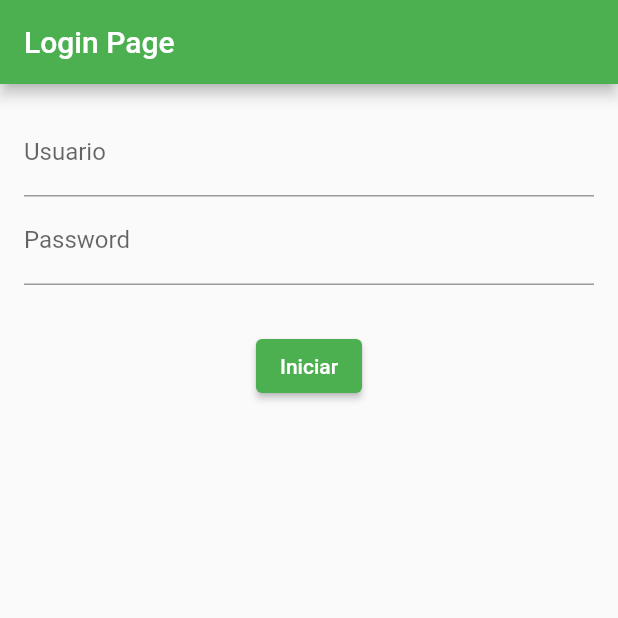
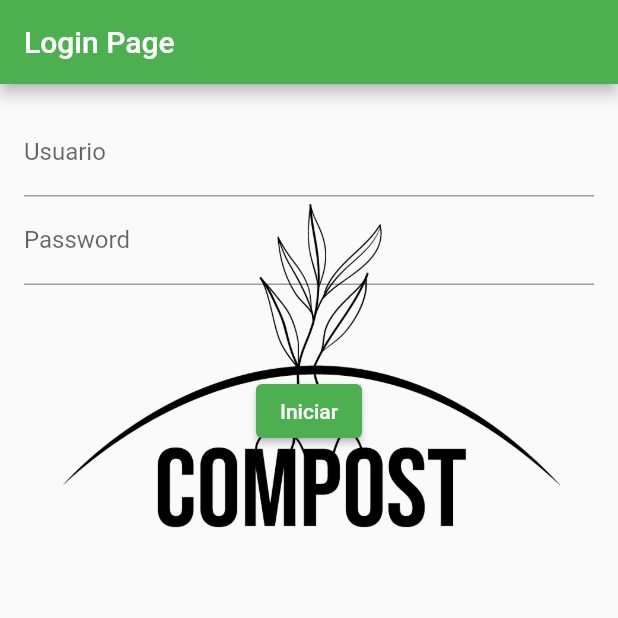
Before and after one commit to FernandoAguero/compost, a Flutter app: the screen it shows after launch, on a phone screen of 412 x 824 dp, the top half of it. Run offline on Flutter 3.47's test engine with Material 2 defaults, Android fonts, the phone set to English and light mode, and no system bars.

Commit message:
login with image transposed

```diff
--- a/lib/pages/login_page.dart
+++ b/lib/pages/login_page.dart
@@ -14,12 +14,17 @@ class _LoginPageState extends State<LoginPage> {
   Widget build(BuildContext context) {
     return Scaffold(
         appBar: AppBar(title: Text("Login Page")),
-      body: SingleChildScrollView(
+        body: Stack(
+          children: <Widget>[
+            Image.asset("assets/images/logo.png", fit: BoxFit.cover),
+            const SizedBox(height: 600),
+            SingleChildScrollView(
                 child: Form(
               key: formkey,
               child: Padding(
                 padding: const EdgeInsets.all(16.0),
                 child: Column(
+                  mainAxisAlignment: MainAxisAlignment.center,
                   children: <Widget>[
                     TextFormField(
                       controller: _usernameController,
@@ -37,7 +42,7 @@ class _LoginPageState extends State<LoginPage> {
                       ),
                     ),
                     const SizedBox(
-                height: 30,
+                      height: 60,
                     ),
                     ElevatedButton(
                       onPressed: () {},
@@ -46,7 +51,8 @@ class _LoginPageState extends State<LoginPage> {
                   ],
                 ),
               ),
-      )),
-    );
+            ))
+          ],
+        ));
   }
 }
--- a/pubspec.yaml
+++ b/pubspec.yaml
@@ -59,8 +59,8 @@ flutter:
   uses-material-design: true
 
   # To add assets to your application, add an assets section, like this:
-  # assets:
-  #   - images/a_dot_burr.jpeg
+  assets:
+      - assets/images/
   #   - images/a_dot_ham.jpeg
 
   # An image asset can refer to one or more resolution-specific "variants", see
```
Also changed, not shown: assets/images/logo.png (added), lib/assets/images/logo.png (added), 1 other file. Lines whose indentation alone changed are shown as unchanged.
